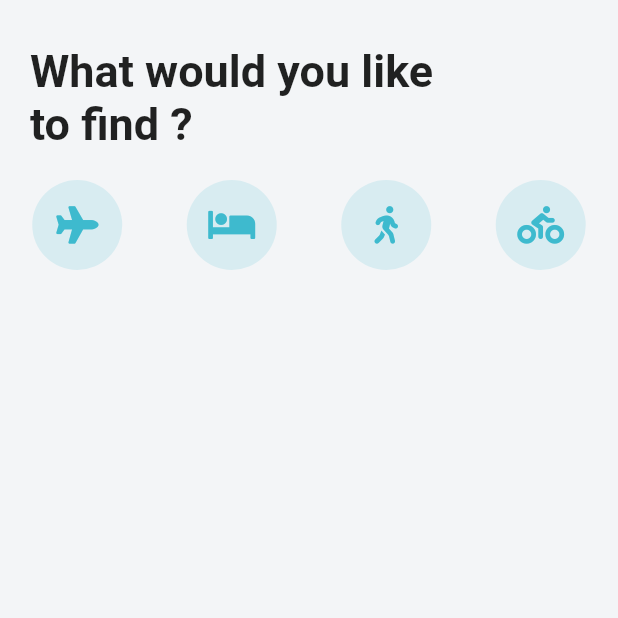
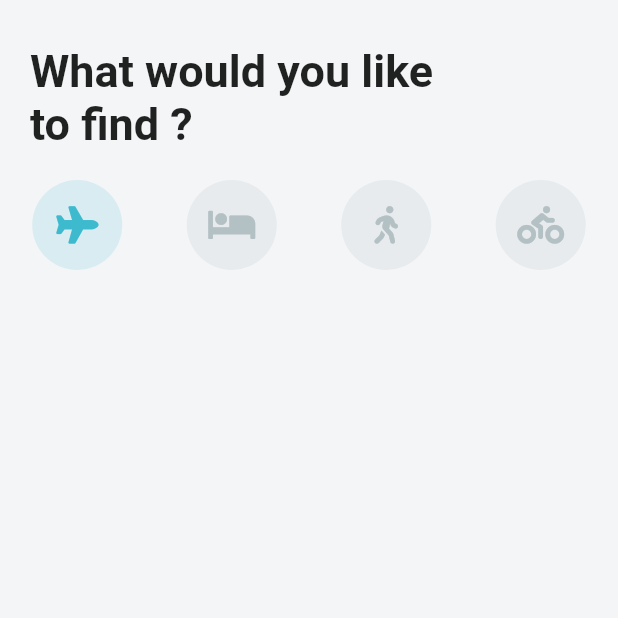
Before and after one commit to DaminduSandaruwan/Travel_UI, a Flutter app: the screen it shows after launch, on a phone screen of 412 x 824 dp, the top half of it. Run offline on Flutter 3.47's test engine with Material 2 defaults, Android fonts, the phone set to English and light mode, and no system bars; our stand-ins replace font_awesome_flutter.

Commit message:
add style to icon

```diff
--- a/lib/screens/home_screen.dart
+++ b/lib/screens/home_screen.dart
@@ -8,6 +8,8 @@ class HomeScreen extends StatefulWidget {
 
 class _HomeScreenState extends State<HomeScreen> {
 
+  int _selectedIndex = 0;
+
   List<IconData> _icons = [
     FontAwesomeIcons.plane,
     FontAwesomeIcons.bed,
@@ -17,17 +19,28 @@ class _HomeScreenState extends State<HomeScreen> {
   ];
 
   Widget _buildIcon(int index){
-    return Container(
+    return GestureDetector(
+      onTap: (){
+        setState(() {
+          _selectedIndex=index;
+        });
+        print(_selectedIndex);
+      },
+
+      child: Container(
         height: 60.0,
         width: 60.0,
         decoration: BoxDecoration(
-        color: Theme.of(context).accentColor,
+          color: _selectedIndex == index
+          ? Theme.of(context).accentColor
+          : Color(0xFFE7EBEE),
           borderRadius: BorderRadius.circular(30.0),
         ),
         child: Icon(
           _icons[index],
           size: 25.0,
-        color: Theme.of(context).primaryColor,
+          color: _selectedIndex == index ? Theme.of(context).primaryColor : Color(0xFFB4C1C4),
+        ),
       ),
     );
   }
```
Lines whose indentation alone changed are shown as unchanged.
